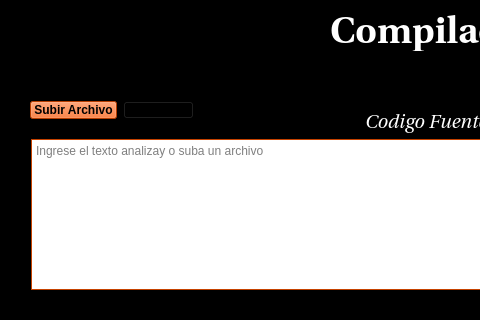
This is vista/home.ui in coba-luis-enrique/proyectoCompilador as Qt 5 draws it before an edit; both pictures show x 0 to 480 and y 0 to 320 of the 846 by 634 pixel window. The edited form follows.
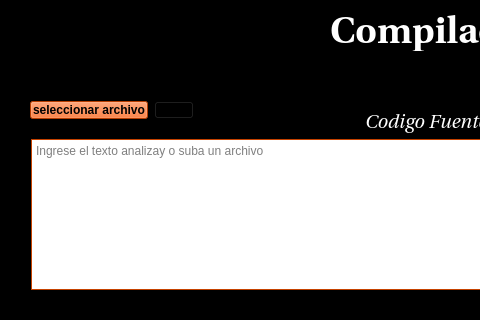
This is the edited form. Icons and pictures are not drawn.

```diff
--- a/vista/home.ui
+++ b/vista/home.ui
@@ -3144,7 +3144,7 @@
         </font>
        </property>
        <property name="text">
-        <string>Subir Archivo</string>
+        <string>seleccionar archivo</string>
        </property>
       </widget>
      </item>
```
